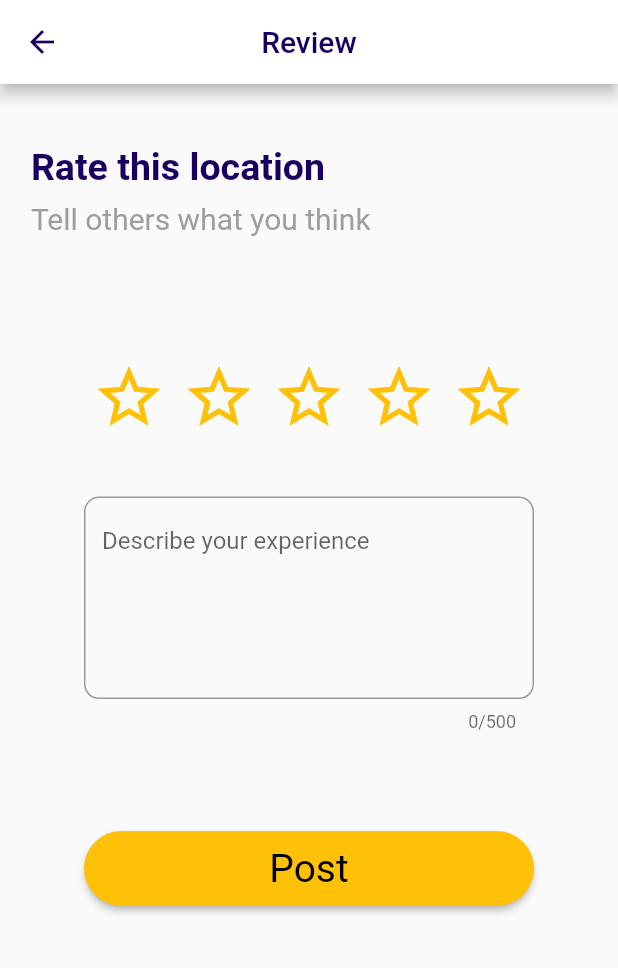
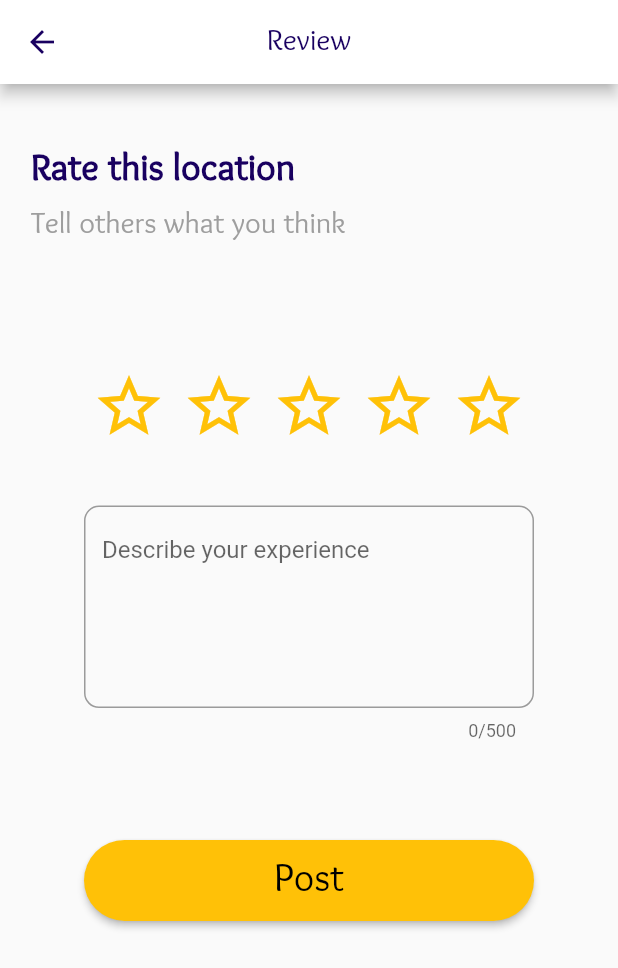
Before and after one commit to AliSahlawi/Ehjez, a Flutter app: the ReviewScreen screen opened by its route, on a phone screen of 412 x 824 dp. Shown: the top 968 px of the screen. Run offline on Flutter 3.47's test engine with Material 2 defaults, Android fonts, the phone set to English and light mode, and no system bars; our stand-ins replace animated_text_kit, badges, cloud_firestore, firebase_auth, firebase_core, geolocator and 5 more; missing offline and left inert: flutter_stripe; accounts and stored records are empty.

Commit message:
fix font style of review screen

```diff
--- a/lib/screens/review_screen.dart
+++ b/lib/screens/review_screen.dart
@@ -25,6 +25,7 @@ class _ReviewScreenState extends State<ReviewScreen> {
           style: TextStyle(
             color: kTextColor,
             fontSize: 20,
+              fontFamily: "Sukar"
           ),
         ),
         centerTitle: true,
@@ -49,7 +50,8 @@ class _ReviewScreenState extends State<ReviewScreen> {
               style: TextStyle(
                 color: kTextColor,
                 fontSize: 25,
-                fontWeight: FontWeight.bold
+                fontWeight: FontWeight.bold,
+                  fontFamily: "Sukar"
               ) ,),
           ),
           Padding(
@@ -57,7 +59,8 @@ class _ReviewScreenState extends State<ReviewScreen> {
             child: Text("Tell others what you think ",
               style: TextStyle(
                   color: Colors.grey,
-                  fontSize: 20
+                  fontSize: 20,
+                  fontFamily: "Sukar"
               ) ,),
           ),
           Padding(
@@ -114,7 +117,7 @@ class _ReviewScreenState extends State<ReviewScreen> {
                   padding: EdgeInsets.all(10),
                   minimumSize: Size(300, 20),
                   primary: Colors.amber,
-                  textStyle: TextStyle(fontSize: 26),
+                  textStyle: TextStyle(fontSize: 26,fontFamily: "Sukar"),
                   onPrimary: Colors.black,
                   shape: RoundedRectangleBorder(
                       borderRadius: BorderRadius.circular(50)
```
